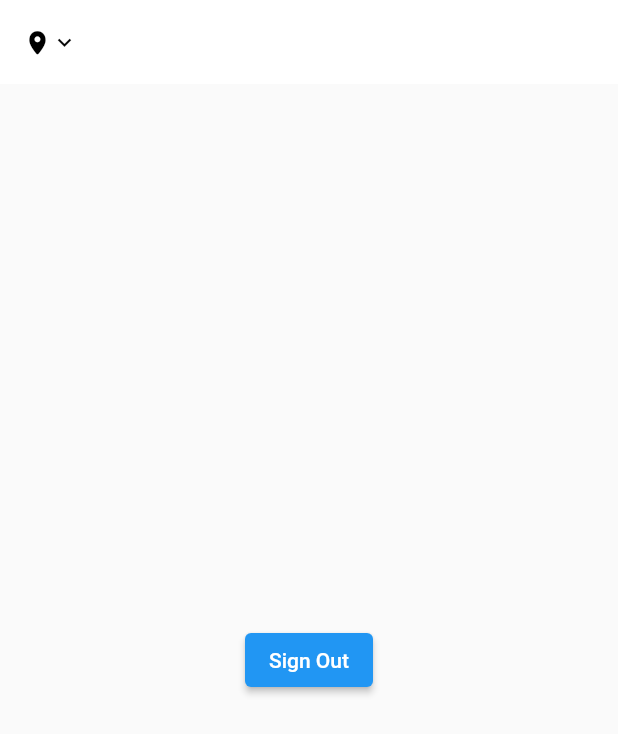
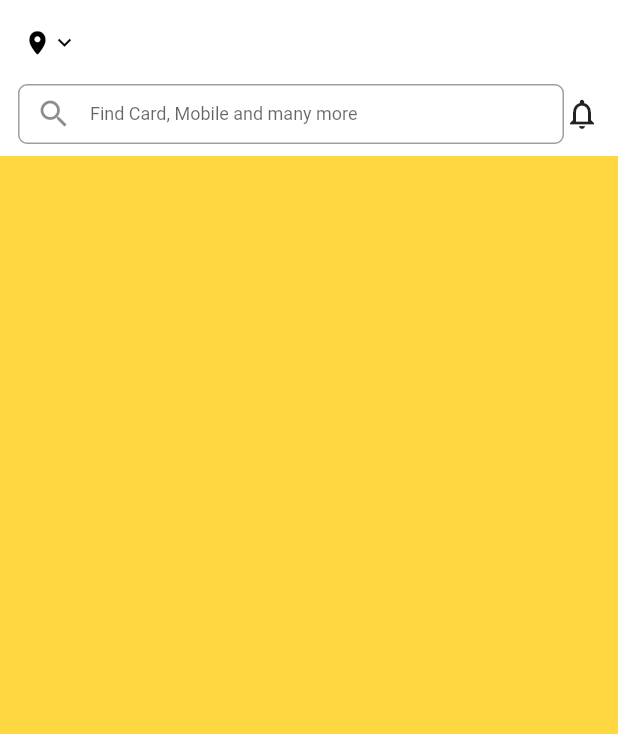
Before and after one commit to yamnizero/buysell, a Flutter app: the HomeScreen screen opened by its route, on a phone screen of 412 x 824 dp. Shown: the top 734 px of the screen. Run offline on Flutter 3.47's test engine with Material 2 defaults, Android fonts, the phone set to English and light mode, and no system bars; our stand-ins replace animated_text_kit, cloud_firestore, csc_picker, email_validator, firebase_auth, firebase_core and 3 more; missing offline and left inert: geocoder, legacy_progress_dialog, open_mail_app; accounts and stored records are empty.

Commit message:
home screen

```diff
--- a/lib/Widgets/custom_appBar.dart
+++ b/lib/Widgets/custom_appBar.dart
@@ -22,12 +22,12 @@ class CustomAppBar extends StatelessWidget {
           return Text("Something went wrong");
         }
 
-        if (snapshot.hasData && !snapshot.data.exists) {
+        if (!snapshot.hasData && !snapshot.data.exists) {
           return Text("Address not selected  ");
         }
 
-        if (snapshot.hasData) {
-          Map<String, dynamic> data = snapshot.data.data();
+        if (snapshot.connectionState==ConnectionState.done) {
+          Map<String, dynamic> data = snapshot.data.data() ;
 
           if(data['address']==null){
             //will check next data
@@ -47,7 +47,7 @@ class CustomAppBar extends StatelessWidget {
 
         }
 
-        return Text("fetching location..");
+        return appBar("Fetching location", context);
       },
     );
   }
@@ -69,7 +69,6 @@ class CustomAppBar extends StatelessWidget {
 
               children:
               [
-
                 Icon(CupertinoIcons.location_solid,color: Colors.black,size: 18,),
                 Flexible(child: Text(address,style: TextStyle(color: Colors.black,fontSize: 12,fontWeight: FontWeight.bold),)),
                 Icon(Icons.keyboard_arrow_down_outlined,color: Colors.black,size: 18,),
--- a/lib/main.dart
+++ b/lib/main.dart
@@ -5,7 +5,6 @@ import 'package:buysell/screen/login_screen.dart';
 import 'package:buysell/screen/splash_screen.dart';
 import 'package:firebase_core/firebase_core.dart';
 import 'package:flutter/material.dart';
-
 import 'screen/authentication/email_auth_screen.dart';
 import 'screen/authentication/email_verification_screen.dart';
 import 'screen/authentication/reset_password_screen.dart';
@@ -23,7 +22,8 @@ class MyApp extends StatelessWidget {
 
     return MaterialApp(
       debugShowCheckedModeBanner: false,
-        theme: ThemeData(
+        theme: ThemeData
+          (
                   primaryColor: Colors.cyan.shade900,
                  ),
       initialRoute: SplashScreen.id,
--- a/lib/screen/home_screen.dart
+++ b/lib/screen/home_screen.dart
@@ -24,18 +24,48 @@ class _HomeScreenState extends State<HomeScreen> {
   @override
   Widget build(BuildContext context) {
     return Scaffold(
+      backgroundColor: Colors.amberAccent,
       appBar: PreferredSize(
         preferredSize: Size.fromHeight(56),
           child: SafeArea(child: CustomAppBar())),
-      body: Center(
-        child: ElevatedButton(
-          child: Text("Sign Out",),
-          onPressed: (){
-            FirebaseAuth.instance.signOut().then((value){
-              Navigator.pushReplacementNamed(context, LoginScreen.id);
-            });
-          },
-        ),
+      body: Column(
+        children: [
+          Container(
+            color: Colors.white,
+            child: Padding(
+              padding: const EdgeInsets.fromLTRB(12, 0, 12, 8),
+              child: Row(
+                children: [
+                  Expanded(
+                    child: SizedBox(
+                      height: 40,
+                      child: TextField(
+                        decoration: InputDecoration(
+                            prefixIcon: Icon(Icons.search),
+                            labelText: "Find Card, Mobile and many more",
+                            labelStyle: TextStyle(fontSize: 12),
+                            contentPadding: EdgeInsets.only(left: 10,right: 10),
+                            border: OutlineInputBorder(
+                              borderRadius: BorderRadius.circular(6),
+                            )
+                        ),
+                      ),
+                    ),
+                  ),
+                  Icon(Icons.notifications_none),
+                ],
+              ),
+            ),
+          ),
+          Padding(
+            padding: const EdgeInsets.fromLTRB(12, 0, 12, 8),
+            child: Column(
+              children: [
+
+              ],
+            ),
+          )
+        ],
       ),
     );
   }
--- a/lib/screen/location_screen.dart
+++ b/lib/screen/location_screen.dart
@@ -80,7 +80,7 @@ class _LocationScreenState extends State<LocationScreen> {
           setState(() {
             _loading =true;
           });
-          Navigator.pushNamed(context, HomeScreen.id);
+          Navigator.pushReplacementNamed(context, HomeScreen.id);
         }else{
           setState(() {
             _loading = false;
@@ -283,7 +283,8 @@ class _LocationScreenState extends State<LocationScreen> {
               SizedBox(height: 8,),
               Text("Finding location...")
             ],
-          ) : Column(
+          ) :
+          Column(
             children: [
               Padding(
                 padding: const EdgeInsets.only(left: 20, right: 20, bottom: 10),
```
